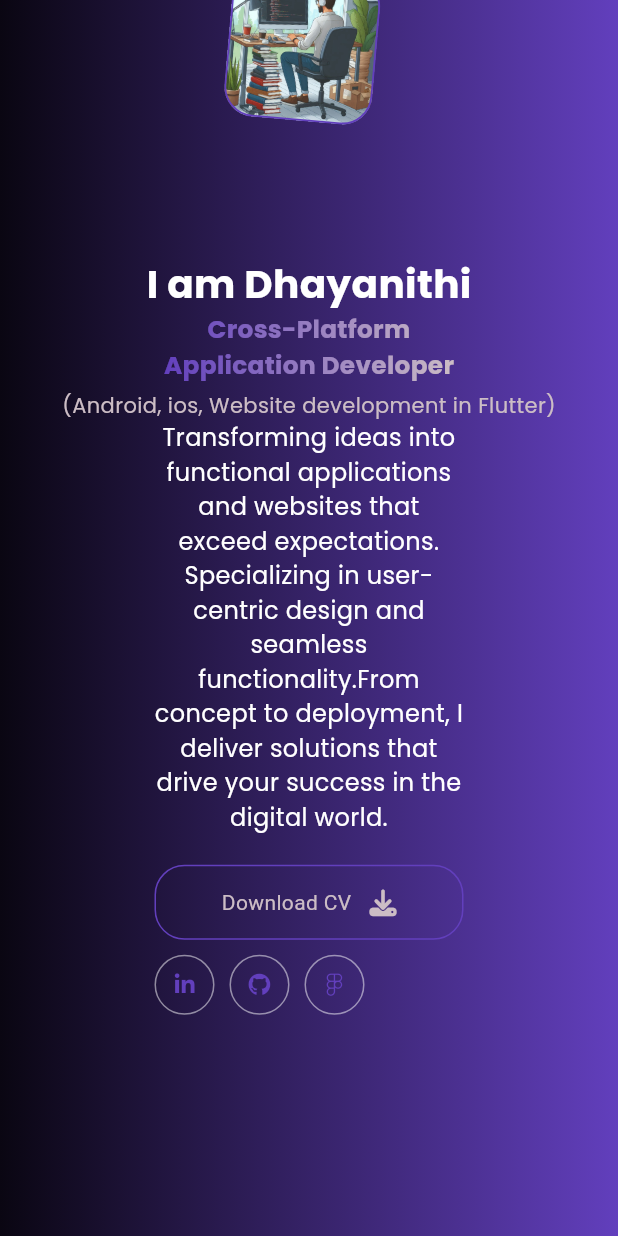
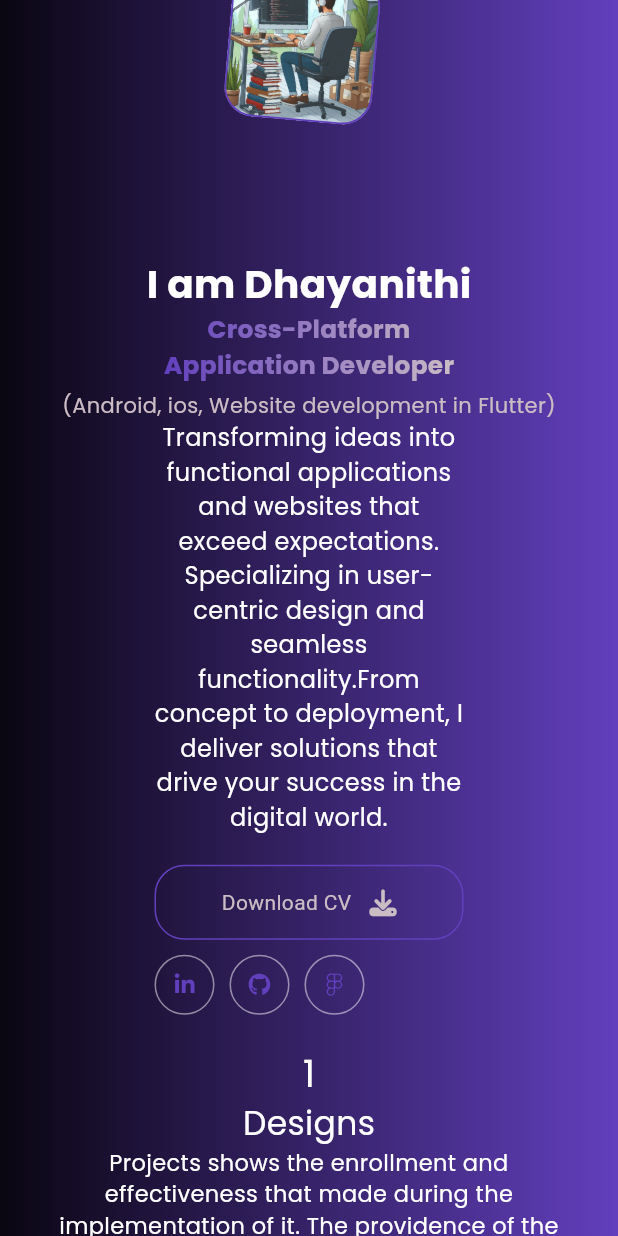
Before and after one commit to its-dhaya/Myportfolio_Flutter, a Flutter app: the screen it shows after launch, scrolled down 245 dp, on a phone screen of 412 x 824 dp. Run offline on Flutter 3.47's test engine with Material 3 defaults, Android fonts, the phone set to English and light mode, and no system bars; drawn by our look-alikes of simple_gradient_text; our stand-ins replace font_awesome_flutter.

Commit message:
second commit

```diff
--- a/lib/screens/desktop/desktop.dart
+++ b/lib/screens/desktop/desktop.dart
@@ -4,6 +4,7 @@ import 'package:myportfolio/constants/styles.dart';
 import 'package:myportfolio/screens/widgets/Service.dart';
 import 'package:myportfolio/screens/widgets/header.dart';
 import 'package:myportfolio/screens/widgets/rotatingimage.dart';
+import 'package:simple_gradient_text/simple_gradient_text.dart';
 
 class Desktoplayout extends StatefulWidget {
   const Desktoplayout({super.key});
@@ -63,8 +64,15 @@ class _DesktoplayoutState extends State<Desktoplayout> {
             padding: EdgeInsets.symmetric(vertical: size.width*0.05),
             child: Column(
               children: [
-                GradientTextWidget(size: size,text1: 'My Project Works',),
-                SizedBox(height: 5,),
+                GradientText( 'My Project Works',colors:[colors.studio,colors.paleSlate
+                ],
+                style: TextStyle(
+                  fontSize: size.width*0.035,
+                  fontWeight: FontWeight.bold,
+                  fontFamily: 'Poppins'
+                ),
+                ),
+                SizedBox(height: size.height*0.06,),
                 Text('Projects shows the enrollment and effectiveness that made during the implementation of it. The providence of the product will be sure and Quality of service ',
                 style: TextStyle(
                   fontSize: size.width*0.012,
--- a/lib/screens/mobile/mobile.dart
+++ b/lib/screens/mobile/mobile.dart
@@ -1,6 +1,7 @@
 import 'package:flutter/material.dart';
 import 'package:myportfolio/constants/styles.dart';
 import 'package:myportfolio/screens/tablet/tablet.dart';
+import 'package:myportfolio/screens/widgets/Service.dart';
 import 'package:myportfolio/screens/widgets/header.dart';
 import 'package:myportfolio/screens/widgets/rotatingimage.dart';
 
@@ -57,7 +58,9 @@ class _MobileLayoutState extends State<MobileLayout> {
                 ],
               ),
 
-            ],)
+            ],
+            ),
+            ServicesWidget(size: size)
           ],
         ),
       ),
--- a/lib/screens/tablet/tablet.dart
+++ b/lib/screens/tablet/tablet.dart
@@ -1,5 +1,6 @@
 import 'package:flutter/material.dart';
 import 'package:myportfolio/constants/styles.dart';
+import 'package:myportfolio/screens/widgets/Service.dart';
 import 'package:myportfolio/screens/widgets/cv.dart';
 import 'package:myportfolio/screens/widgets/header.dart';
 import 'package:myportfolio/screens/widgets/rotatingimage.dart';
@@ -58,8 +59,11 @@ class _TabletLayoutState extends State<TabletLayout> {
                 ],
               ),
 
-            ],),
-          )
+            ],
+            ),
+
+          ),
+          ServicesWidget(size: size)
         ],
       ),
      ),
--- a/lib/screens/widgets/Service.dart
+++ b/lib/screens/widgets/Service.dart
@@ -1,5 +1,7 @@
 import 'package:flutter/material.dart';
+import 'package:font_awesome_flutter/font_awesome_flutter.dart';
 import 'package:myportfolio/constants/colors.dart';
+import 'package:myportfolio/screens/widgets/textwidget.dart';
 
 class ServicesWidget extends StatefulWidget {
   final Size size ;
@@ -26,13 +28,13 @@ List<bool> _isHovered = [false,false,false];
           _isHovered[index] = false,
           ),
           child: AnimatedContainer(
-            padding: EdgeInsets.all(5),
+            padding: EdgeInsets.symmetric(horizontal: 15, vertical:20),
             duration: Duration(microseconds: 300),
             curve: Curves.easeInOut,
-            margin: EdgeInsets.symmetric(horizontal: widget.size.width*0.015),
-            height: widget.size.height*0.18,
+            margin: EdgeInsets.symmetric(horizontal: widget.size.width*0.05),
             width: widget.size.width,
             decoration: BoxDecoration(
+              borderRadius: BorderRadius.circular(25),
              color:  _isHovered[index]?null:Colors.transparent,
              border: Border.all(
                color:_isHovered[index]?colors.studio.withOpacity(0.5):Colors.transparent
@@ -42,6 +44,53 @@ List<bool> _isHovered = [false,false,false];
                 colors.ebony
               ]):null,
             ),
+            child:widget.size.width>600?
+             Row(
+              mainAxisAlignment: MainAxisAlignment.spaceBetween,
+              children: [
+                TextWidget(sSize: widget.size, text:"${index+1}",size: 25,color: Colors.white,),
+                SizedBox(width: widget.size.height*0.04,),
+                TextWidget(sSize: widget.size,text: 'Designs',size: 20,color: Colors.white,),
+                SizedBox(width: widget.size.height*0.04,),
+                Flexible(
+                  child: TextWidget(sSize: widget.size,text: 'Projects shows the enrollment and effectiveness that made during the implementation of it. The providence of the product will be sure and Quality of service ',
+                  size: 15,color: Colors.white,),
+
+                ),
+                SizedBox(width: 4,),
+                FaIcon(_isHovered[index]?
+                FontAwesomeIcons.arrowTrendUp:FontAwesomeIcons.arrowTrendDown,
+
+                color: _isHovered[index]?Colors.white:colors.studio,
+                ),
+                SizedBox(width: widget.size.height*0.04,),
+
+              ],
+            ):
+              Column(
+              mainAxisAlignment: MainAxisAlignment.spaceBetween,
+              children: [
+                TextWidget(sSize: widget.size, text:"${index+1}",size: 25,color: Colors.white,),
+                SizedBox(width: widget.size.height*0.04,),
+                TextWidget(sSize: widget.size,text: 'Designs',size: 22,color: Colors.white,),
+                SizedBox(width: widget.size.height*0.04,),
+                Wrap(
+                  direction: Axis.horizontal,
+                  children: [
+                     TextWidget
+
+                     (
+                      alignment: TextAlign.center,
+                      sSize: widget.size,text: 'Projects shows the enrollment and effectiveness that made during the implementation of it. The providence of the product will be sure and Quality of service ',
+                  size: 15,color: Colors.white,),
+                  ],
+                ),
+
+
+                SizedBox(width: widget.size.height*0.04,),
+
+              ],
+            )
           ),
          );
       }
```
